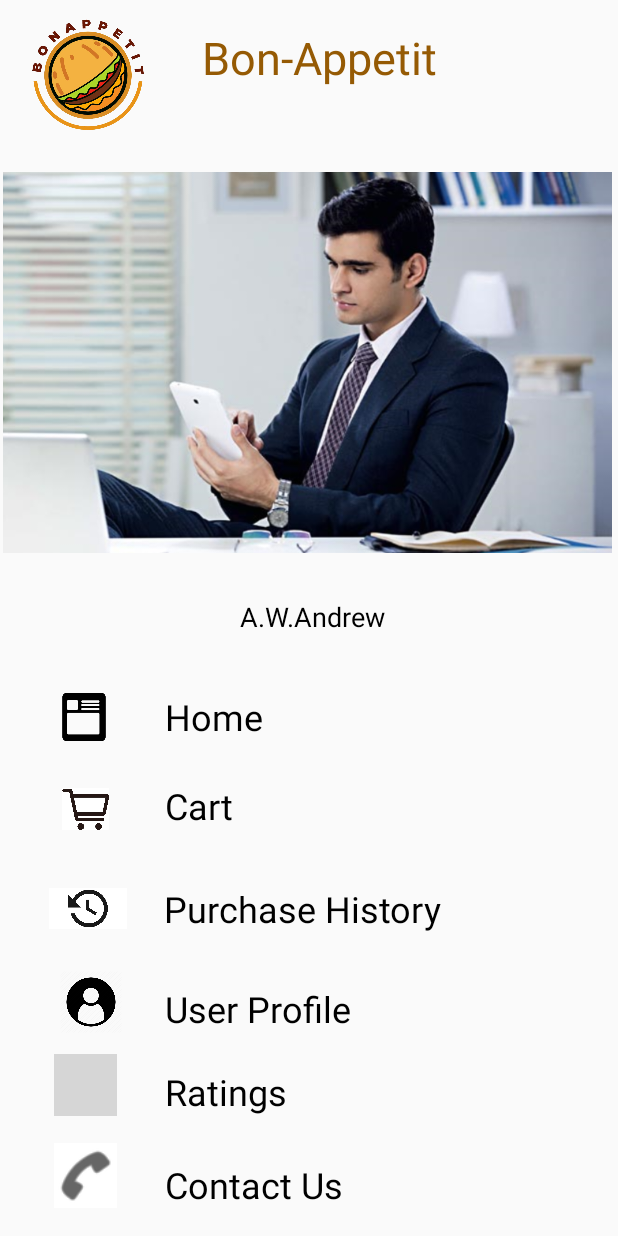
After one commit to Minuli/Bon-Appetit, an Android app: the layout activity_settings.xml on its own in the app's theme, with its tools: preview values and no code run, on a phone screen of 412 x 824 dp. The commit adds this screen. Run offline under Robolectric (Android 15) with nearby library versions, the phone set to English and light mode, and no system bars; grey boxes are pictures that could not be loaded.

Commit message:
Settings Added

```diff
--- /dev/null
+++ b/app/src/main/res/layout/activity_settings.xml
@@ -0,0 +1,219 @@
+<?xml version="1.0" encoding="utf-8"?>
+<androidx.constraintlayout.widget.ConstraintLayout xmlns:android="http://schemas.android.com/apk/res/android"
+    xmlns:app="http://schemas.android.com/apk/res-auto"
+    xmlns:tools="http://schemas.android.com/tools"
+    android:layout_width="match_parent"
+    android:layout_height="match_parent"
+    tools:context=".Settings">
+
+    <ImageView
+        android:id="@+id/logo"
+        android:layout_width="119dp"
+        android:layout_height="96dp"
+        app:layout_constraintBottom_toBottomOf="parent"
+        app:layout_constraintEnd_toEndOf="parent"
+        app:layout_constraintHorizontal_bias="0.0"
+        app:layout_constraintStart_toStartOf="parent"
+        app:layout_constraintTop_toTopOf="parent"
+        app:layout_constraintVertical_bias="0.0"
+        app:srcCompat="@drawable/logo" />
+
+    <TextView
+        android:id="@+id/bonAppetit"
+        android:layout_width="199dp"
+        android:layout_height="52dp"
+        android:text="@string/appName"
+        android:textColor="#955A04"
+        android:textSize="30sp"
+        app:layout_constraintBottom_toBottomOf="parent"
+        app:layout_constraintEnd_toEndOf="parent"
+        app:layout_constraintHorizontal_bias="0.632"
+        app:layout_constraintStart_toStartOf="parent"
+        app:layout_constraintTop_toTopOf="parent"
+        app:layout_constraintVertical_bias="0.023" />
+
+    <TextView
+        android:id="@+id/name"
+        android:layout_width="wrap_content"
+        android:layout_height="wrap_content"
+        android:text="A.W.Andrew"
+        android:textColor="#000000"
+        android:textSize="18sp"
+        app:layout_constraintBottom_toBottomOf="parent"
+        app:layout_constraintEnd_toEndOf="parent"
+        app:layout_constraintHorizontal_bias="0.509"
+        app:layout_constraintStart_toStartOf="parent"
+        app:layout_constraintTop_toTopOf="parent"
+        app:layout_constraintVertical_bias="0.499" />
+
+    <ImageView
+        android:id="@+id/feed"
+        android:layout_width="80dp"
+        android:layout_height="32dp"
+        app:layout_constraintBottom_toBottomOf="parent"
+        app:layout_constraintEnd_toEndOf="parent"
+        app:layout_constraintHorizontal_bias="0.048"
+        app:layout_constraintStart_toStartOf="parent"
+        app:layout_constraintTop_toTopOf="parent"
+        app:layout_constraintVertical_bias="0.583"
+        app:srcCompat="@drawable/feed" />
+
+    <ImageView
+        android:id="@+id/cart"
+        android:layout_width="42dp"
+        android:layout_height="28dp"
+        app:layout_constraintBottom_toBottomOf="parent"
+        app:layout_constraintEnd_toEndOf="parent"
+        app:layout_constraintHorizontal_bias="0.097"
+        app:layout_constraintStart_toStartOf="parent"
+        app:layout_constraintTop_toTopOf="parent"
+        app:layout_constraintVertical_bias="0.66"
+        app:srcCompat="@drawable/cart" />
+
+    <ImageView
+        android:id="@+id/history"
+        android:layout_width="52dp"
+        android:layout_height="70dp"
+        app:layout_constraintBottom_toBottomOf="parent"
+        app:layout_constraintEnd_toEndOf="parent"
+        app:layout_constraintHorizontal_bias="0.091"
+        app:layout_constraintStart_toStartOf="parent"
+        app:layout_constraintTop_toTopOf="parent"
+        app:layout_constraintVertical_bias="0.757"
+        app:srcCompat="@drawable/history" />
+
+    <ImageView
+        android:id="@+id/profile"
+        android:layout_width="49dp"
+        android:layout_height="41dp"
+        app:layout_constraintBottom_toBottomOf="parent"
+        app:layout_constraintEnd_toEndOf="parent"
+        app:layout_constraintHorizontal_bias="0.099"
+        app:layout_constraintStart_toStartOf="parent"
+        app:layout_constraintTop_toTopOf="parent"
+        app:layout_constraintVertical_bias="0.827"
+        app:srcCompat="@drawable/profile" />
+
+    <ImageView
+        android:id="@+id/ratings"
+        android:layout_width="42dp"
+        android:layout_height="41dp"
+        app:layout_constraintBottom_toBottomOf="parent"
+        app:layout_constraintEnd_toEndOf="parent"
+        app:layout_constraintHorizontal_bias="0.097"
+        app:layout_constraintStart_toStartOf="parent"
+        app:layout_constraintTop_toTopOf="@+id/logo"
+        app:layout_constraintVertical_bias="0.898"
+        app:srcCompat="@drawable/plus" />
+
+    <ImageView
+        android:id="@+id/imageView17"
+        android:layout_width="42dp"
+        android:layout_height="43dp"
+        android:background="#FFFFFF"
+        app:layout_constraintBottom_toBottomOf="parent"
+        app:layout_constraintEnd_toEndOf="parent"
+        app:layout_constraintHorizontal_bias="0.097"
+        app:layout_constraintStart_toStartOf="parent"
+        app:layout_constraintTop_toTopOf="parent"
+        app:layout_constraintVertical_bias="0.976"
+        app:srcCompat="@android:drawable/ic_menu_call"
+        app:tint="#000000" />
+
+    <TextView
+        android:id="@+id/home"
+        android:layout_width="wrap_content"
+        android:layout_height="wrap_content"
+        android:text="@string/home"
+        android:textColor="#000000"
+        android:textSize="24sp"
+        app:layout_constraintBottom_toBottomOf="parent"
+        app:layout_constraintEnd_toEndOf="parent"
+        app:layout_constraintHorizontal_bias="0.317"
+        app:layout_constraintStart_toStartOf="parent"
+        app:layout_constraintTop_toTopOf="parent"
+        app:layout_constraintVertical_bias="0.583" />
+
+    <TextView
+        android:id="@+id/cart1"
+        android:layout_width="wrap_content"
+        android:layout_height="wrap_content"
+        android:text="@string/cart"
+        android:textColor="#000000"
+        android:textSize="24sp"
+        app:layout_constraintBottom_toBottomOf="parent"
+        app:layout_constraintEnd_toEndOf="parent"
+        app:layout_constraintHorizontal_bias="0.3"
+        app:layout_constraintStart_toStartOf="parent"
+        app:layout_constraintTop_toTopOf="parent"
+        app:layout_constraintVertical_bias="0.658" />
+
+    <TextView
+        android:id="@+id/history1"
+        android:layout_width="wrap_content"
+        android:layout_height="wrap_content"
+        android:text="@string/history"
+        android:textColor="#000000"
+        android:textSize="24sp"
+        app:layout_constraintBottom_toBottomOf="parent"
+        app:layout_constraintEnd_toEndOf="parent"
+        app:layout_constraintHorizontal_bias="0.48"
+        app:layout_constraintStart_toStartOf="parent"
+        app:layout_constraintTop_toTopOf="parent"
+        app:layout_constraintVertical_bias="0.745" />
+
+    <TextView
+        android:id="@+id/profile1"
+        android:layout_width="wrap_content"
+        android:layout_height="wrap_content"
+        android:text="@string/profile"
+        android:textColor="#000000"
+        android:textSize="24sp"
+        app:layout_constraintBottom_toBottomOf="parent"
+        app:layout_constraintEnd_toEndOf="parent"
+        app:layout_constraintHorizontal_bias="0.383"
+        app:layout_constraintStart_toStartOf="parent"
+        app:layout_constraintTop_toTopOf="parent"
+        app:layout_constraintVertical_bias="0.829" />
+
+    <TextView
+        android:id="@+id/rating1"
+        android:layout_width="wrap_content"
+        android:layout_height="wrap_content"
+        android:text="@string/rating"
+        android:textColor="#000000"
+        android:textSize="24sp"
+        app:layout_constraintBottom_toBottomOf="parent"
+        app:layout_constraintEnd_toEndOf="parent"
+        app:layout_constraintHorizontal_bias="0.332"
+        app:layout_constraintStart_toStartOf="parent"
+        app:layout_constraintTop_toTopOf="parent"
+        app:layout_constraintVertical_bias="0.899" />
+
+    <TextView
+        android:id="@+id/contact1"
+        android:layout_width="wrap_content"
+        android:layout_height="wrap_content"
+        android:text="@string/contactUs"
+        android:textColor="#000000"
+        android:textSize="24sp"
+        app:layout_constraintBottom_toBottomOf="parent"
+        app:layout_constraintEnd_toEndOf="parent"
+        app:layout_constraintHorizontal_bias="0.375"
+        app:layout_constraintStart_toStartOf="parent"
+        app:layout_constraintTop_toTopOf="parent"
+        app:layout_constraintVertical_bias="0.977" />
+
+    <ImageView
+        android:id="@+id/imageView18"
+        android:layout_width="410dp"
+        android:layout_height="254dp"
+        app:layout_constraintBottom_toBottomOf="parent"
+        app:layout_constraintEnd_toEndOf="parent"
+        app:layout_constraintHorizontal_bias="0.0"
+        app:layout_constraintStart_toStartOf="parent"
+        app:layout_constraintTop_toTopOf="parent"
+        app:layout_constraintVertical_bias="0.201"
+        app:srcCompat="@drawable/person" />
+
+</androidx.constraintlayout.widget.ConstraintLayout>
--- a/app/src/main/res/values/strings.xml
+++ b/app/src/main/res/values/strings.xml
@@ -58,4 +58,10 @@
     <string name="deleteRecipe">Delete Recipe</string>
     <string name="updateFile">Update Image</string>
     <string name="orderNow">Order Now</string>
+    <string name="appName">Bon-Appetit</string>
+    <string name="cart">Cart</string>
+    <string name="history">Purchase History</string>
+    <string name="profile">User Profile</string>
+    <string name="rating">Ratings</string>
+    <string name="contactUs">Contact Us</string>
 </resources>
```
Also changed, not shown: app/src/main/AndroidManifest.xml (+10 -23 lines), app/src/main/java/com/example/bon_apetit/Settings.java (renamed from app/src/main/java/com/example/bon_apetit/stock_table.java, +5 -3 lines), app/src/main/res/layout/activity_stock_table.xml (deleted, +0 -245 lines), app/src/main/res/drawable/feed.jpg (added), app/src/main/res/drawable/history.png (added), app/src/main/res/drawable/person.png (added), app/src/main/res/drawable/profile.webp (added).
